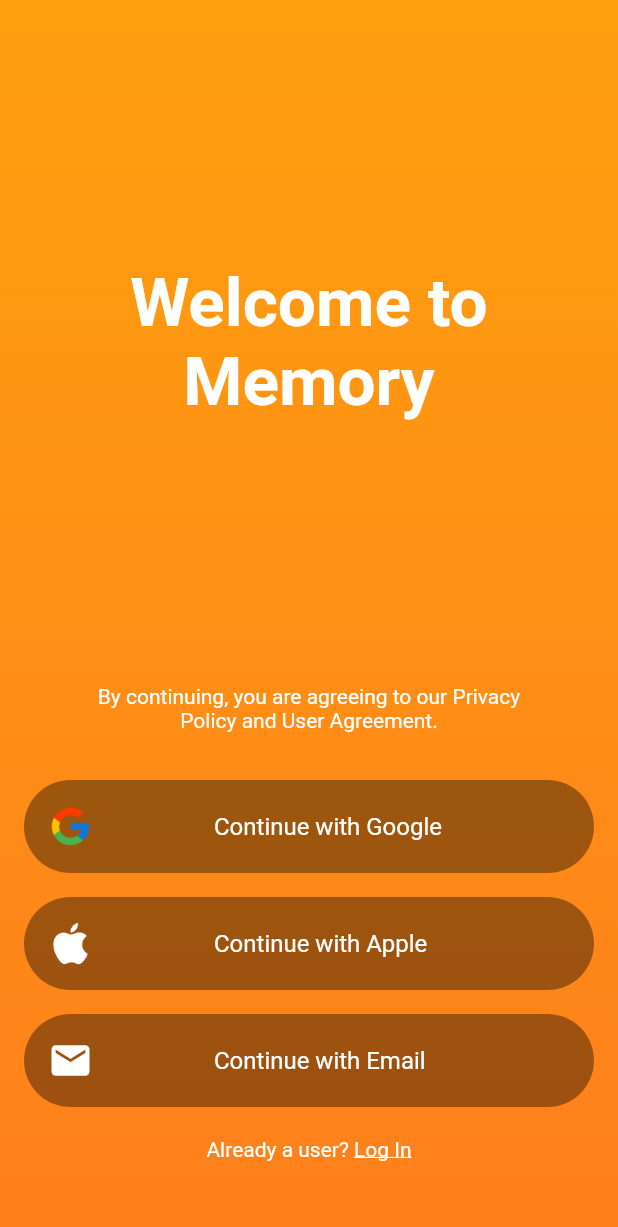
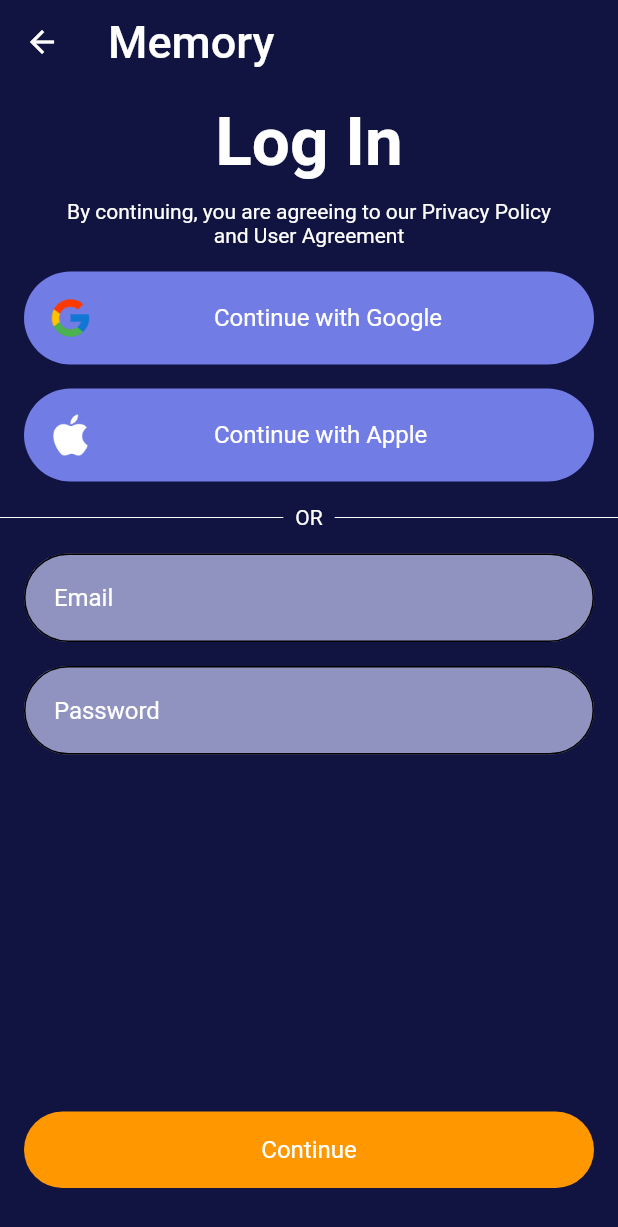
Before and after one commit to araboy24/memory, a Flutter app: the screen it shows after launch, after a tap on "Log In", on a phone screen of 412 x 824 dp. Shown: the top 1227 px of the screen. Run offline on Flutter 3.47's test engine with Material 2 defaults, Android fonts, the phone set to English and light mode, and no system bars.

Commit message:
Added Sign in screen

```diff
--- a/lib/main.dart
+++ b/lib/main.dart
@@ -1,4 +1,5 @@
 import 'package:flutter/material.dart';
+import 'package:memory/views/authenticate/sign_in.dart';
 import 'package:memory/views/authenticate/welcome.dart';
 
 void main() {
--- a/lib/shared/constants.dart
+++ b/lib/shared/constants.dart
@@ -4,3 +4,23 @@ var authButtonDecoration = BoxDecoration(
   color: Colors.black38,
   borderRadius: BorderRadius.circular(36)
 );
+
+var authButtonDecorationLightBlue = BoxDecoration(
+    color: Color(0xff727CE5),
+    borderRadius: BorderRadius.circular(36)
+);
+
+var lightTextFormDecoration = InputDecoration(
+  fillColor: Color(0xff9092BF),
+  filled: true,
+  hintStyle: TextStyle(color: Colors.white),
+
+  enabledBorder: OutlineInputBorder(
+    //borderSide: BorderSide(color: Colors.white, width: 2),
+    borderRadius: BorderRadius.circular(36),
+  ),
+  focusedBorder: OutlineInputBorder(
+    // borderSide: BorderSide(color: Colors.lightBlue, width: 2),
+    borderRadius: BorderRadius.circular(36),
+  ),
+);
--- a/lib/views/authenticate/sign_in.dart
+++ b/lib/views/authenticate/sign_in.dart
@@ -0,0 +1,194 @@
+import 'package:flutter/material.dart';
+import 'package:memory/shared/constants.dart';
+
+class SignIn extends StatefulWidget {
+  @override
+  _SignInState createState() => _SignInState();
+}
+
+class _SignInState extends State<SignIn> {
+
+  final _formKey = GlobalKey<FormState>();
+
+  bool loading = false;
+
+  String email = '';
+  String password = '';
+
+  @override
+  Widget build(BuildContext context) {
+    return Scaffold(
+      appBar: AppBar(
+        elevation: 0,
+        backgroundColor: Color(0xff111440),
+        title: Text('Memory',
+        style: TextStyle(
+          color: Colors.white,
+          fontSize: 30
+        ),),
+      ),
+      body: Container(
+        // #111440
+        color: Color(0xff111440),
+        width: MediaQuery.of(context).size.width,
+        child: Column(
+          crossAxisAlignment: CrossAxisAlignment.center,
+          children: [
+            Container(
+              padding: EdgeInsets.all(12),
+              child: Text('Log In',
+              style: TextStyle(
+                color: Colors.white,
+                fontSize: 45,
+                fontWeight: FontWeight.w600
+              ),
+              ),
+            ),
+            Container(
+              width: MediaQuery.of(context).size.width * 0.8,
+              child: Text('By continuing, you are agreeing to our Privacy Policy and User Agreement',
+                textAlign: TextAlign.center,
+                style: TextStyle(
+                color: Colors.white,
+              ),
+              ),
+            ),
+            SizedBox(height: 8,),
+            GestureDetector(
+              onTap: () {
+
+              },
+              child: Container(
+                margin: EdgeInsets.symmetric(horizontal: 16, vertical: 8),
+                decoration: authButtonDecorationLightBlue,
+                child: Row(
+                  children: [
+                    Expanded(
+                      flex: 1,
+                      child: Container(
+                        alignment: Alignment.centerLeft,
+                        margin: EdgeInsets.all(8),
+                        child: Padding(
+                          padding: const EdgeInsets.all(8.0),
+                          child: Image.asset('assets/images/googleIcon.png',
+                            height: 30, width: 30,
+                          ),
+                        ),
+                      ),
+                    ),
+                    Expanded(
+                      flex: 2,
+                      child: Container(
+                        child: Text('Continue with Google',
+
+                          style: TextStyle(
+                            color: Colors.white,
+                            fontSize: 16,
+                          ),
+                        ),
+                      ),
+                    ),
+                  ],
+                ),
+              ),
+            ),
+            GestureDetector(
+              onTap: () {
+
+              },
+              child: Container(
+                margin: EdgeInsets.symmetric(horizontal: 16, vertical: 8),
+                decoration: authButtonDecorationLightBlue,
+                child: Row(
+                  children: [
+                    Expanded(
+                      flex: 1,
+                      child: Container(
+                        alignment: Alignment.centerLeft,
+                        margin: EdgeInsets.all(8),
+                        child: Padding(
+                          padding: const EdgeInsets.all(8.0),
+                          child: Image.asset('assets/images/appleLogo.png',
+                            height: 30, width: 30,
+                          ),
+                        ),
+                      ),
+                    ),
+                    Expanded(
+                      flex: 2,
+                      child: Container(
+                        child: Text('Continue with Apple',
+
+                          style: TextStyle(
+                            color: Colors.white,
+                            fontSize: 16,
+                          ),
+                        ),
+                      ),
+                    ),
+                  ],
+                ),
+              ),
+            ),
+            SizedBox(height: 8,),
+            Row(
+                children: <Widget>[
+                  Expanded(
+                      child: Divider(color: Colors.white,)
+                  ),
+
+                  Container(
+                    margin: EdgeInsets.symmetric(horizontal: 8),
+                    child: Text("OR",
+                    style: TextStyle(
+                      color: Colors.white,
+                    ),),
+                  ),
+
+                  Expanded(
+                      child: Divider(color: Colors.white,)
+                  ),
+                ],
+            ),
+            SizedBox(height: 8,),
+            Container(
+              margin: EdgeInsets.symmetric(horizontal: 16, vertical: 8),
+              child: TextFormField(
+                decoration: lightTextFormDecoration.copyWith(hintText: '  Email'),
+                onTap: () {
+
+                },
+              ),
+            ),
+            Container(
+              margin: EdgeInsets.symmetric(horizontal: 16, vertical: 8),
+              child: TextFormField(
+                decoration: lightTextFormDecoration.copyWith(hintText: '  Password'),
+                onTap: () {
+
+                },
+              ),
+            ),
+            Spacer(),
+            Container(
+              padding: EdgeInsets.all(16),
+              alignment: Alignment.center,
+              margin: EdgeInsets.symmetric(horizontal: 16, vertical: 8),
+              decoration: BoxDecoration(
+                  color: Colors.orange,
+                  borderRadius: BorderRadius.circular(36)
+              ),
+              child: Text('Continue',
+              style: TextStyle(
+                fontSize: 16,
+                color: Colors.white,
+              ),
+              ),
+            ),
+            SizedBox(height: 24,),
+          ],
+        ),
+      ),
+    );
+  }
+}
--- a/lib/views/authenticate/welcome.dart
+++ b/lib/views/authenticate/welcome.dart
@@ -1,5 +1,6 @@
 import 'package:flutter/material.dart';
 import 'package:memory/shared/constants.dart';
+import 'package:memory/views/authenticate/sign_in.dart';
 
 class Welcome extends StatefulWidget {
   @override
@@ -131,7 +132,6 @@ class _WelcomeState extends State<Welcome> {
                       ),
                     ),
                   ),
-
                   GestureDetector(
                     onTap: () {
 
@@ -185,7 +185,10 @@ class _WelcomeState extends State<Welcome> {
                       ),
                       GestureDetector(
                         onTap: () {
-
+                          Navigator.push(context,
+                              MaterialPageRoute(
+                                builder: (BuildContext context) => SignIn(),
+                              ));
                         },
                         child: Text('Log In',
                         style: TextStyle(
```
